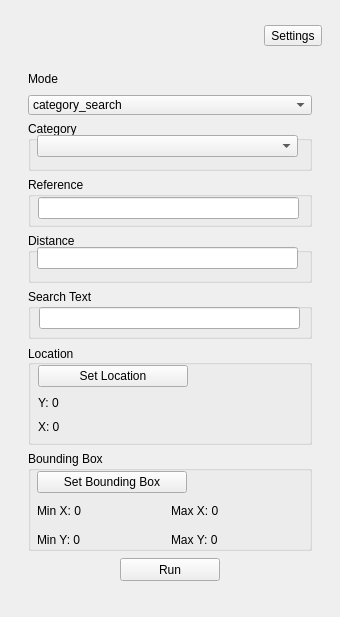
The window that UI/Search.ui (xmpli/locus-qgis) describes before a commit, drawn with Qt 5.
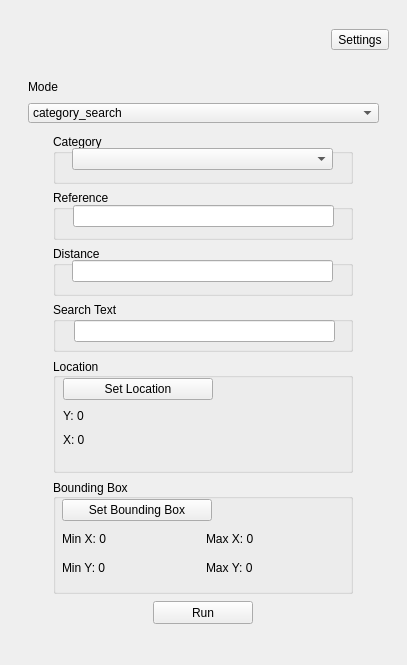
The same window after the commit.

```diff
--- a/UI/Search.ui
+++ b/UI/Search.ui
@@ -6,22 +6,28 @@
    <rect>
     <x>0</x>
     <y>0</y>
-    <width>340</width>
-    <height>617</height>
+    <width>407</width>
+    <height>665</height>
    </rect>
   </property>
   <property name="sizePolicy">
-   <sizepolicy hsizetype="Fixed" vsizetype="MinimumExpanding">
+   <sizepolicy hsizetype="Minimum" vsizetype="MinimumExpanding">
     <horstretch>0</horstretch>
     <verstretch>0</verstretch>
    </sizepolicy>
   </property>
   <property name="minimumSize">
    <size>
-    <width>300</width>
+    <width>356</width>
     <height>0</height>
    </size>
   </property>
+  <property name="maximumSize">
+   <size>
+    <width>1000</width>
+    <height>524287</height>
+   </size>
+  </property>
   <property name="windowTitle">
    <string>Locus QGIS - Search</string>
   </property>
@@ -33,11 +39,23 @@
        <bool>true</bool>
       </property>
       <property name="sizePolicy">
-       <sizepolicy hsizetype="Preferred" vsizetype="MinimumExpanding">
+       <sizepolicy hsizetype="MinimumExpanding" vsizetype="MinimumExpanding">
         <horstretch>0</horstretch>
         <verstretch>0</verstretch>
        </sizepolicy>
       </property>
+      <property name="minimumSize">
+       <size>
+        <width>338</width>
+        <height>0</height>
+       </size>
+      </property>
+      <property name="maximumSize">
+       <size>
+        <width>400</width>
+        <height>16777215</height>
+       </size>
+      </property>
       <layout class="QVBoxLayout" name="verticalLayout_2">
        <item>
         <layout class="QHBoxLayout" name="horizontalLayout">
@@ -148,16 +166,37 @@
           </widget>
          </item>
          <item>
+          <spacer name="verticalSpacer">
+           <property name="orientation">
+            <enum>Qt::Vertical</enum>
+           </property>
+           <property name="sizeType">
+            <enum>QSizePolicy::Fixed</enum>
+           </property>
+           <property name="sizeHint" stdset="0">
+            <size>
+             <width>20</width>
+             <height>5</height>
+            </size>
+           </property>
+          </spacer>
+         </item>
+         <item>
+          <layout class="QHBoxLayout" name="horizontalLayout_8">
+           <property name="topMargin">
+            <number>0</number>
+           </property>
+           <item>
           <widget class="QGroupBox" name="categoryGroup">
            <property name="sizePolicy">
-            <sizepolicy hsizetype="Preferred" vsizetype="Fixed">
+              <sizepolicy hsizetype="Fixed" vsizetype="Fixed">
              <horstretch>0</horstretch>
              <verstretch>0</verstretch>
             </sizepolicy>
            </property>
            <property name="minimumSize">
             <size>
-             <width>0</width>
+               <width>300</width>
              <height>50</height>
             </size>
            </property>
@@ -175,11 +214,17 @@
              <rect>
               <x>9</x>
               <y>10</y>
-              <width>261</width>
+                <width>281</width>
               <height>31</height>
              </rect>
             </property>
             <layout class="QVBoxLayout" name="verticalLayout_8">
+               <property name="leftMargin">
+                <number>10</number>
+               </property>
+               <property name="rightMargin">
+                <number>10</number>
+               </property>
              <item>
               <widget class="QComboBox" name="categoryCombo"/>
              </item>
@@ -187,17 +232,24 @@
            </widget>
           </widget>
          </item>
+          </layout>
+         </item>
+         <item>
+          <layout class="QHBoxLayout" name="horizontalLayout_10">
+           <property name="topMargin">
+            <number>0</number>
+           </property>
          <item>
           <widget class="QGroupBox" name="refGroup">
            <property name="sizePolicy">
-            <sizepolicy hsizetype="Preferred" vsizetype="Fixed">
+              <sizepolicy hsizetype="Fixed" vsizetype="Fixed">
              <horstretch>0</horstretch>
              <verstretch>0</verstretch>
             </sizepolicy>
            </property>
            <property name="minimumSize">
             <size>
-             <width>0</width>
+               <width>300</width>
              <height>50</height>
             </size>
            </property>
@@ -214,12 +266,18 @@
             <property name="geometry">
              <rect>
               <x>10</x>
-              <y>20</y>
-              <width>261</width>
-              <height>22</height>
+                <y>11</y>
+                <width>281</width>
+                <height>31</height>
              </rect>
             </property>
             <layout class="QVBoxLayout" name="verticalLayout_10">
+               <property name="leftMargin">
+                <number>10</number>
+               </property>
+               <property name="rightMargin">
+                <number>10</number>
+               </property>
              <item>
               <widget class="QLineEdit" name="referenceField"/>
              </item>
@@ -227,17 +285,24 @@
            </widget>
           </widget>
          </item>
+          </layout>
+         </item>
+         <item>
+          <layout class="QHBoxLayout" name="horizontalLayout_11">
+           <property name="topMargin">
+            <number>0</number>
+           </property>
          <item>
           <widget class="QGroupBox" name="distGroup">
            <property name="sizePolicy">
-            <sizepolicy hsizetype="Preferred" vsizetype="Fixed">
+              <sizepolicy hsizetype="Fixed" vsizetype="Fixed">
              <horstretch>0</horstretch>
              <verstretch>0</verstretch>
             </sizepolicy>
            </property>
            <property name="minimumSize">
             <size>
-             <width>0</width>
+               <width>300</width>
              <height>50</height>
             </size>
            </property>
@@ -255,11 +320,17 @@
              <rect>
               <x>9</x>
               <y>10</y>
-              <width>261</width>
+                <width>281</width>
               <height>31</height>
              </rect>
             </property>
             <layout class="QVBoxLayout" name="verticalLayout_9">
+               <property name="leftMargin">
+                <number>10</number>
+               </property>
+               <property name="rightMargin">
+                <number>10</number>
+               </property>
              <item>
               <widget class="QLineEdit" name="distanceField"/>
              </item>
@@ -267,17 +338,24 @@
            </widget>
           </widget>
          </item>
+          </layout>
+         </item>
+         <item>
+          <layout class="QHBoxLayout" name="horizontalLayout_12">
+           <property name="topMargin">
+            <number>0</number>
+           </property>
          <item>
           <widget class="QGroupBox" name="searchGroup">
            <property name="sizePolicy">
-            <sizepolicy hsizetype="Preferred" vsizetype="Fixed">
+              <sizepolicy hsizetype="Fixed" vsizetype="Fixed">
              <horstretch>0</horstretch>
              <verstretch>0</verstretch>
             </sizepolicy>
            </property>
            <property name="minimumSize">
             <size>
-             <width>0</width>
+               <width>300</width>
              <height>50</height>
             </size>
            </property>
@@ -295,13 +373,34 @@
              <rect>
               <x>11</x>
               <y>9</y>
-              <width>261</width>
+                <width>281</width>
               <height>41</height>
              </rect>
             </property>
+              <property name="sizePolicy">
+               <sizepolicy hsizetype="MinimumExpanding" vsizetype="Preferred">
+                <horstretch>0</horstretch>
+                <verstretch>0</verstretch>
+               </sizepolicy>
+              </property>
             <layout class="QVBoxLayout" name="verticalLayout_7">
+               <property name="sizeConstraint">
+                <enum>QLayout::SetMinimumSize</enum>
+               </property>
+               <property name="leftMargin">
+                <number>10</number>
+               </property>
+               <property name="rightMargin">
+                <number>10</number>
+               </property>
              <item>
               <widget class="QLineEdit" name="searchField">
+                 <property name="sizePolicy">
+                  <sizepolicy hsizetype="MinimumExpanding" vsizetype="Fixed">
+                   <horstretch>0</horstretch>
+                   <verstretch>0</verstretch>
+                  </sizepolicy>
+                 </property>
                <property name="minimumSize">
                 <size>
                  <width>200</width>
@@ -323,29 +422,39 @@
            </widget>
           </widget>
          </item>
+          </layout>
+         </item>
+         <item>
+          <layout class="QHBoxLayout" name="horizontalLayout_13">
+           <property name="topMargin">
+            <number>0</number>
+           </property>
          <item>
           <widget class="QGroupBox" name="locationGroup">
            <property name="enabled">
             <bool>true</bool>
            </property>
            <property name="sizePolicy">
-            <sizepolicy hsizetype="Preferred" vsizetype="Fixed">
+              <sizepolicy hsizetype="Fixed" vsizetype="Fixed">
              <horstretch>0</horstretch>
              <verstretch>0</verstretch>
             </sizepolicy>
            </property>
            <property name="minimumSize">
             <size>
-             <width>0</width>
-             <height>100</height>
+               <width>300</width>
+               <height>115</height>
             </size>
            </property>
            <property name="maximumSize">
             <size>
              <width>16777215</width>
-             <height>100</height>
-            </size>
-           </property>
+               <height>115</height>
+              </size>
+             </property>
+             <property name="layoutDirection">
+              <enum>Qt::LeftToRight</enum>
+             </property>
            <property name="autoFillBackground">
             <bool>false</bool>
            </property>
@@ -363,7 +472,7 @@
              <rect>
               <x>10</x>
               <y>20</y>
-              <width>261</width>
+                <width>281</width>
               <height>71</height>
              </rect>
             </property>
@@ -419,35 +528,45 @@
            </widget>
           </widget>
          </item>
+          </layout>
+         </item>
+         <item>
+          <layout class="QHBoxLayout" name="horizontalLayout_14">
+           <property name="topMargin">
+            <number>0</number>
+           </property>
          <item>
           <widget class="QGroupBox" name="bboxGroup">
            <property name="sizePolicy">
-            <sizepolicy hsizetype="Preferred" vsizetype="Fixed">
+              <sizepolicy hsizetype="Fixed" vsizetype="Fixed">
              <horstretch>0</horstretch>
              <verstretch>0</verstretch>
             </sizepolicy>
            </property>
            <property name="minimumSize">
             <size>
-             <width>0</width>
-             <height>100</height>
+               <width>300</width>
+               <height>115</height>
             </size>
            </property>
            <property name="maximumSize">
             <size>
              <width>16777215</width>
-             <height>100</height>
+               <height>115</height>
             </size>
            </property>
            <property name="title">
             <string>Bounding Box</string>
            </property>
+             <property name="alignment">
+              <set>Qt::AlignLeading|Qt::AlignLeft|Qt::AlignVCenter</set>
+             </property>
            <widget class="QWidget" name="verticalLayoutWidget_2">
             <property name="geometry">
              <rect>
               <x>9</x>
               <y>20</y>
-              <width>261</width>
+                <width>281</width>
               <height>80</height>
              </rect>
             </property>
@@ -530,6 +649,8 @@
             </layout>
            </widget>
           </widget>
+           </item>
+          </layout>
          </item>
          <item>
           <widget class="QWidget" name="horizontalWidget" native="true">
```
Left out of the diff: 2 changed lines with no effect on the pictures. Lines whose indentation alone changed are shown as unchanged.
